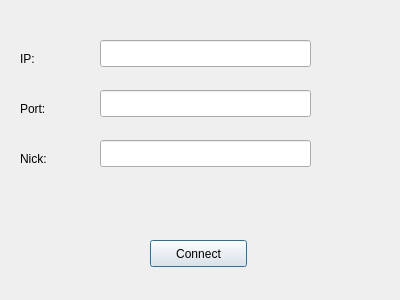
The window that phoneClient/connectdialog.ui (via/hw7) describes before a commit, drawn with Qt 5.
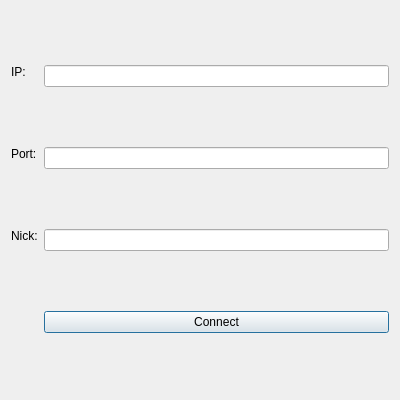
The same window after the commit.

Commit message: changes to layout and disconnect

Diff of the .ui file:
```diff
--- a/phoneClient/connectdialog.ui
+++ b/phoneClient/connectdialog.ui
@@ -7,7 +7,7 @@
     <x>0</x>
     <y>0</y>
     <width>400</width>
-    <height>300</height>
+    <height>400</height>
    </rect>
   </property>
   <property name="sizePolicy">
@@ -19,34 +19,9 @@
   <property name="windowTitle">
    <string>Connect</string>
   </property>
-  <widget class="QPushButton" name="connectButton">
-   <property name="geometry">
-    <rect>
-     <x>150</x>
-     <y>240</y>
-     <width>97</width>
-     <height>27</height>
-    </rect>
-   </property>
-   <property name="sizePolicy">
-    <sizepolicy hsizetype="Minimum" vsizetype="Fixed">
-     <horstretch>200</horstretch>
-     <verstretch>80</verstretch>
-    </sizepolicy>
-   </property>
-   <property name="text">
-    <string>Connect</string>
-   </property>
-  </widget>
+  <layout class="QFormLayout" name="formLayout">
+   <item row="0" column="0">
   <widget class="QLabel" name="ipLabel">
-   <property name="geometry">
-    <rect>
-     <x>20</x>
-     <y>50</y>
-     <width>67</width>
-     <height>17</height>
-    </rect>
-   </property>
    <property name="sizePolicy">
     <sizepolicy hsizetype="Preferred" vsizetype="Fixed">
      <horstretch>100</horstretch>
@@ -57,15 +32,9 @@
     <string>IP:</string>
    </property>
   </widget>
+   </item>
+   <item row="0" column="1">
   <widget class="QLineEdit" name="ipLine">
-   <property name="geometry">
-    <rect>
-     <x>100</x>
-     <y>40</y>
-     <width>211</width>
-     <height>27</height>
-    </rect>
-   </property>
    <property name="sizePolicy">
     <sizepolicy hsizetype="MinimumExpanding" vsizetype="Fixed">
      <horstretch>200</horstretch>
@@ -73,15 +42,9 @@
     </sizepolicy>
    </property>
   </widget>
+   </item>
+   <item row="1" column="0">
   <widget class="QLabel" name="portLabel">
-   <property name="geometry">
-    <rect>
-     <x>20</x>
-     <y>100</y>
-     <width>67</width>
-     <height>17</height>
-    </rect>
-   </property>
    <property name="sizePolicy">
     <sizepolicy hsizetype="Preferred" vsizetype="Fixed">
      <horstretch>100</horstretch>
@@ -92,15 +55,9 @@
     <string>Port:</string>
    </property>
   </widget>
+   </item>
+   <item row="1" column="1">
   <widget class="QLineEdit" name="portLine">
-   <property name="geometry">
-    <rect>
-     <x>100</x>
-     <y>90</y>
-     <width>211</width>
-     <height>27</height>
-    </rect>
-   </property>
    <property name="sizePolicy">
     <sizepolicy hsizetype="MinimumExpanding" vsizetype="Fixed">
      <horstretch>200</horstretch>
@@ -108,15 +65,9 @@
     </sizepolicy>
    </property>
   </widget>
+   </item>
+   <item row="2" column="0">
   <widget class="QLabel" name="nickLabel">
-   <property name="geometry">
-    <rect>
-     <x>20</x>
-     <y>150</y>
-     <width>67</width>
-     <height>17</height>
-    </rect>
-   </property>
    <property name="sizePolicy">
     <sizepolicy hsizetype="Preferred" vsizetype="Fixed">
      <horstretch>100</horstretch>
@@ -127,15 +78,9 @@
     <string>Nick:</string>
    </property>
   </widget>
+   </item>
+   <item row="2" column="1">
   <widget class="QLineEdit" name="nickLine">
-   <property name="geometry">
-    <rect>
-     <x>100</x>
-     <y>140</y>
-     <width>211</width>
-     <height>27</height>
-    </rect>
-   </property>
    <property name="sizePolicy">
     <sizepolicy hsizetype="MinimumExpanding" vsizetype="Fixed">
      <horstretch>200</horstretch>
@@ -143,6 +88,21 @@
     </sizepolicy>
    </property>
   </widget>
+   </item>
+   <item row="3" column="1">
+    <widget class="QPushButton" name="connectButton">
+     <property name="sizePolicy">
+      <sizepolicy hsizetype="Minimum" vsizetype="Fixed">
+       <horstretch>200</horstretch>
+       <verstretch>80</verstretch>
+      </sizepolicy>
+     </property>
+     <property name="text">
+      <string>Connect</string>
+     </property>
+    </widget>
+   </item>
+  </layout>
  </widget>
  <resources/>
  <connections/>
```
Lines whose indentation alone changed are shown as unchanged. The commit also changes 5 other files.
